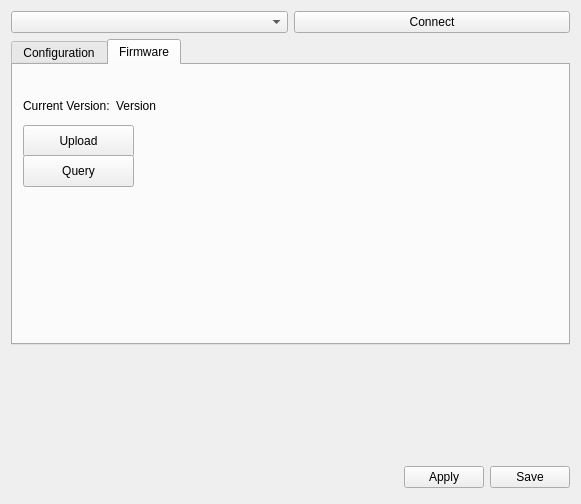
This is ground/openpilotgcs/src/plugins/esc/esc.ui in peabody124/TauLabs as Qt 5 draws it before an edit. The edited form follows.
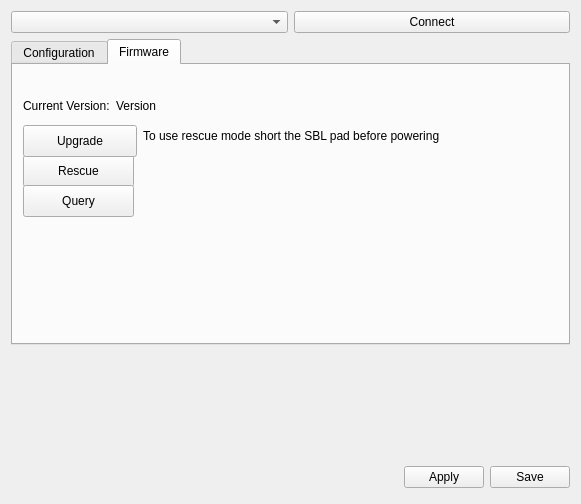
This is the edited form. The open tabs and pages were chosen to show the change. Icons and pictures are not drawn.

Diff of the .ui file:
```diff
--- a/ground/openpilotgcs/src/plugins/esc/esc.ui
+++ b/ground/openpilotgcs/src/plugins/esc/esc.ui
@@ -336,13 +336,13 @@
        <property name="geometry">
         <rect>
          <x>10</x>
-         <y>60</y>
+         <y>90</y>
          <width>111</width>
          <height>32</height>
         </rect>
        </property>
        <property name="text">
-        <string>Upload</string>
+        <string>Rescue</string>
        </property>
       </widget>
       <widget class="QWidget" name="horizontalLayoutWidget_3">
@@ -388,7 +388,7 @@
        <property name="geometry">
         <rect>
          <x>10</x>
-         <y>90</y>
+         <y>120</y>
          <width>111</width>
          <height>32</height>
         </rect>
@@ -397,6 +397,32 @@
         <string>Query</string>
        </property>
       </widget>
+      <widget class="QPushButton" name="buttonUpgrade">
+       <property name="geometry">
+        <rect>
+         <x>10</x>
+         <y>60</y>
+         <width>114</width>
+         <height>32</height>
+        </rect>
+       </property>
+       <property name="text">
+        <string>Upgrade</string>
+       </property>
+      </widget>
+      <widget class="QLabel" name="label_15">
+       <property name="geometry">
+        <rect>
+         <x>130</x>
+         <y>60</y>
+         <width>361</width>
+         <height>21</height>
+        </rect>
+       </property>
+       <property name="text">
+        <string>To use rescue mode short the SBL pad before powering</string>
+       </property>
+      </widget>
      </widget>
     </widget>
    </item>
```
Left out of the diff: 4 changed lines with no effect on the pictures.
